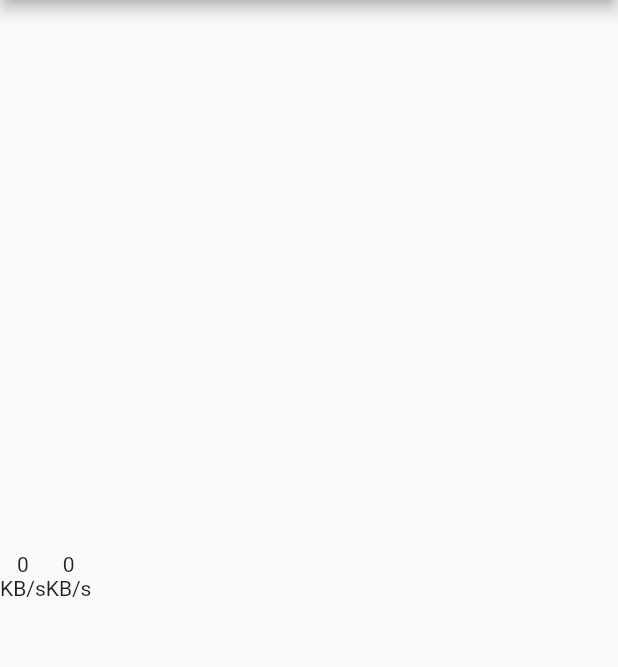
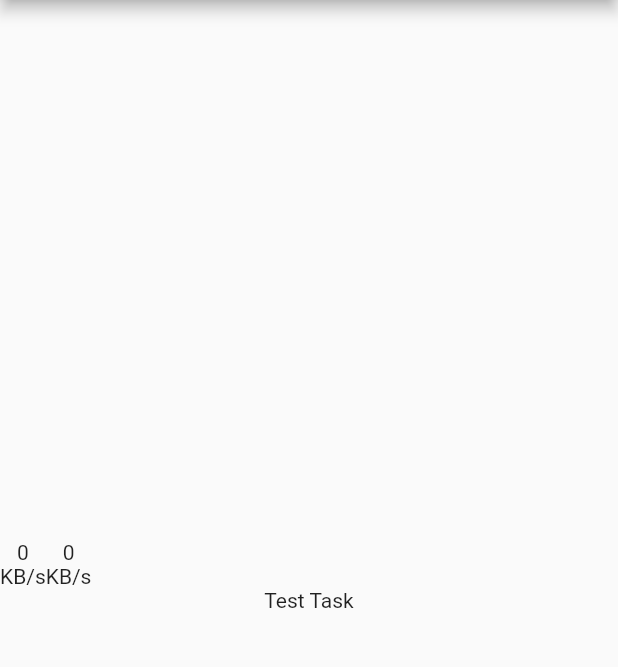
Before and after one commit to yymin1022/SynoDS_Flutter_Legacy, a Flutter app: the screen it shows after launch, on a phone screen of 412 x 824 dp, the part 84-751 px from its top. Run offline on Flutter 3.47's test engine with Material 2 defaults, Android fonts, the phone set to English and light mode, and no system bars.

Commit message:
Update main.dart : Add TaskView Component

```diff
--- a/lib/main.dart
+++ b/lib/main.dart
@@ -23,7 +23,8 @@ class DSApp extends StatelessWidget {
             mainAxisAlignment: MainAxisAlignment.center,
             crossAxisAlignment: CrossAxisAlignment.center,
             children: [
-              const StatusView()
+              StatusView(),
+              TaskView()
             ]
           )
         )
@@ -47,6 +48,7 @@ class _StatusViewState extends State<StatusView> {
   Widget build(BuildContext context) {
     return Column(
       mainAxisAlignment: MainAxisAlignment.center,
+      crossAxisAlignment: CrossAxisAlignment.center,
       children: <Widget>[
         Row(
           children: <Widget>[
@@ -87,8 +89,9 @@ class _TaskViewState extends State<TaskView> {
     return Center(
       child: Column(
         mainAxisAlignment: MainAxisAlignment.center,
+        crossAxisAlignment: CrossAxisAlignment.center,
         children: <Widget>[
-
+          Text("$_taskTitle")
         ],
       )
     );
```
